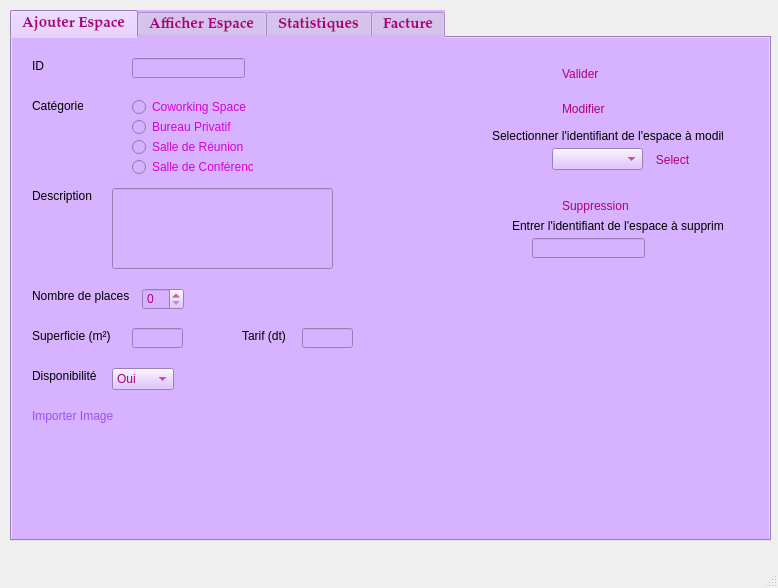
First picture: the form in mainwindow.ui, repository hindkh21/Smart_Coworking_Space_2A30, before the edit.
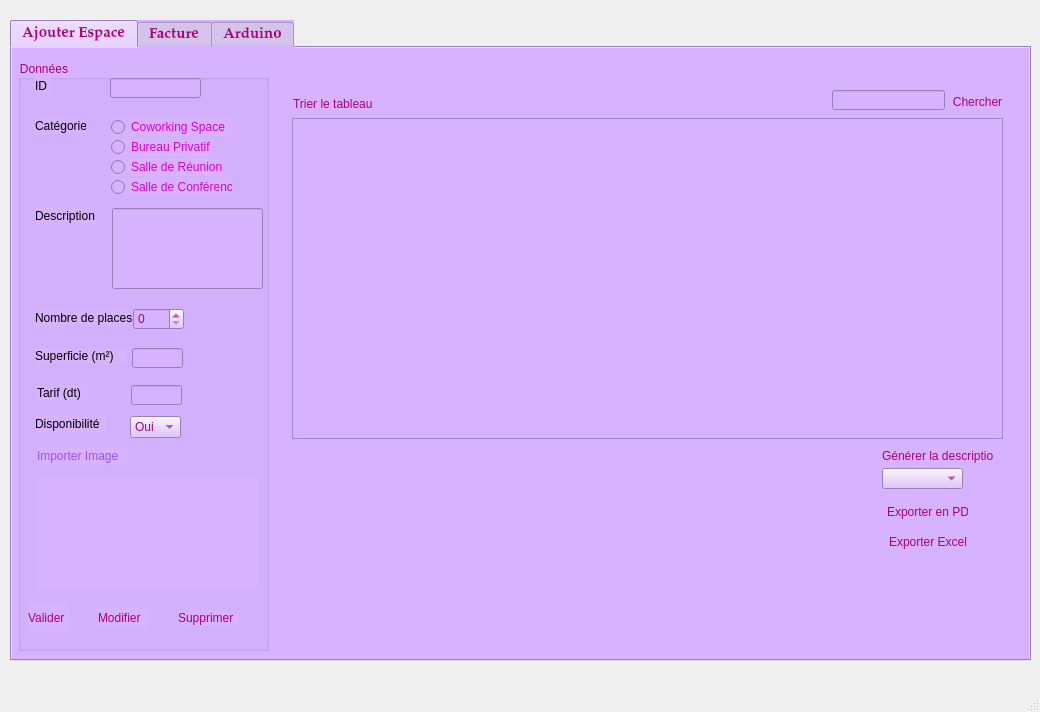
Second picture: the form after the edit. The open tabs and pages were chosen to show the change. Icons and pictures are not drawn. Custom widgets are drawn as their Qt base class.

Commit message: validation arduino

The edit to the form file:
```diff
--- a/mainwindow.ui
+++ b/mainwindow.ui
@@ -6,8 +6,8 @@
    <rect>
     <x>0</x>
     <y>0</y>
-    <width>778</width>
-    <height>588</height>
+    <width>1040</width>
+    <height>712</height>
    </rect>
   </property>
   <property name="windowTitle">
@@ -18,9 +18,9 @@
     <property name="geometry">
      <rect>
       <x>10</x>
-      <y>10</y>
-      <width>761</width>
-      <height>531</height>
+      <y>20</y>
+      <width>1021</width>
+      <height>641</height>
      </rect>
     </property>
     <property name="font">
@@ -36,7 +36,7 @@
 color: rgb(170, 0, 127);</string>
     </property>
     <property name="currentIndex">
-     <number>2</number>
+     <number>0</number>
     </property>
     <widget class="QWidget" name="tab">
      <property name="styleSheet">
@@ -48,536 +48,40 @@
      <attribute name="title">
       <string>Ajouter Espace</string>
      </attribute>
-     <widget class="QLabel" name="label">
+     <widget class="QTableView" name="tableView_espace">
       <property name="geometry">
        <rect>
-        <x>20</x>
-        <y>20</y>
-        <width>16</width>
-        <height>16</height>
-       </rect>
-      </property>
-      <property name="font">
-       <font>
-        <pointsize>9</pointsize>
-       </font>
-      </property>
-      <property name="styleSheet">
-       <string notr="true">color: rgb(0, 0, 0);</string>
-      </property>
-      <property name="text">
-       <string>ID</string>
-      </property>
-     </widget>
-     <widget class="QLabel" name="label_2">
-      <property name="geometry">
-       <rect>
-        <x>20</x>
-        <y>60</y>
-        <width>51</width>
-        <height>16</height>
-       </rect>
-      </property>
-      <property name="font">
-       <font>
-        <pointsize>9</pointsize>
-       </font>
-      </property>
-      <property name="styleSheet">
-       <string notr="true">color: rgb(0, 0, 0);</string>
-      </property>
-      <property name="text">
-       <string>Catégorie</string>
-      </property>
-     </widget>
-     <widget class="QLabel" name="label_3">
-      <property name="geometry">
-       <rect>
-        <x>20</x>
-        <y>150</y>
-        <width>61</width>
-        <height>16</height>
-       </rect>
-      </property>
-      <property name="font">
-       <font>
-        <pointsize>9</pointsize>
-       </font>
-      </property>
-      <property name="styleSheet">
-       <string notr="true">color: rgb(0, 0, 0);</string>
-      </property>
-      <property name="text">
-       <string>Description</string>
-      </property>
-     </widget>
-     <widget class="QLabel" name="label_4">
-      <property name="geometry">
-       <rect>
-        <x>20</x>
-        <y>250</y>
-        <width>101</width>
-        <height>16</height>
-       </rect>
-      </property>
-      <property name="font">
-       <font>
-        <pointsize>9</pointsize>
-       </font>
-      </property>
-      <property name="styleSheet">
-       <string notr="true">color: rgb(0, 0, 0);</string>
-      </property>
-      <property name="text">
-       <string>Nombre de places</string>
-      </property>
-     </widget>
-     <widget class="QLabel" name="label_5">
-      <property name="geometry">
-       <rect>
-        <x>20</x>
-        <y>290</y>
-        <width>91</width>
-        <height>16</height>
-       </rect>
-      </property>
-      <property name="font">
-       <font>
-        <pointsize>9</pointsize>
-       </font>
-      </property>
-      <property name="styleSheet">
-       <string notr="true">color: rgb(0, 0, 0);</string>
-      </property>
-      <property name="text">
-       <string>Superficie (m²)</string>
-      </property>
-     </widget>
-     <widget class="QLabel" name="label_6">
-      <property name="geometry">
-       <rect>
-        <x>230</x>
-        <y>290</y>
-        <width>51</width>
-        <height>16</height>
-       </rect>
-      </property>
-      <property name="font">
-       <font>
-        <pointsize>9</pointsize>
-       </font>
-      </property>
-      <property name="styleSheet">
-       <string notr="true">color: rgb(0, 0, 0);</string>
-      </property>
-      <property name="text">
-       <string>Tarif (dt)</string>
-      </property>
-     </widget>
-     <widget class="QLabel" name="label_7">
-      <property name="geometry">
-       <rect>
-        <x>20</x>
-        <y>330</y>
-        <width>71</width>
-        <height>16</height>
-       </rect>
-      </property>
-      <property name="font">
-       <font>
-        <pointsize>9</pointsize>
-       </font>
-      </property>
-      <property name="styleSheet">
-       <string notr="true">color: rgb(0, 0, 0);</string>
-      </property>
-      <property name="text">
-       <string>Disponibilité</string>
-      </property>
-     </widget>
-     <widget class="QLabel" name="label_8">
-      <property name="geometry">
-       <rect>
-        <x>20</x>
-        <y>370</y>
-        <width>91</width>
-        <height>16</height>
-       </rect>
-      </property>
-      <property name="font">
-       <font>
-        <pointsize>9</pointsize>
-       </font>
-      </property>
-      <property name="styleSheet">
-       <string notr="true">color: rgb(160, 80, 240);</string>
-      </property>
-      <property name="text">
-       <string>Importer Image</string>
-      </property>
-     </widget>
-     <widget class="QLineEdit" name="lineEdit">
-      <property name="geometry">
-       <rect>
-        <x>120</x>
-        <y>20</y>
-        <width>113</width>
-        <height>20</height>
-       </rect>
-      </property>
-     </widget>
-     <widget class="QLineEdit" name="lineEdit_2">
-      <property name="geometry">
-       <rect>
-        <x>100</x>
-        <y>150</y>
-        <width>221</width>
-        <height>81</height>
-       </rect>
-      </property>
-     </widget>
-     <widget class="QRadioButton" name="radioButton">
-      <property name="geometry">
-       <rect>
-        <x>120</x>
-        <y>60</y>
-        <width>121</width>
-        <height>18</height>
-       </rect>
-      </property>
-      <property name="styleSheet">
-       <string notr="true">color: rgb(216, 0, 216);</string>
-      </property>
-      <property name="text">
-       <string>Coworking Space</string>
-      </property>
-     </widget>
-     <widget class="QRadioButton" name="radioButton_2">
-      <property name="geometry">
-       <rect>
-        <x>120</x>
-        <y>80</y>
-        <width>101</width>
-        <height>18</height>
-       </rect>
-      </property>
-      <property name="styleSheet">
-       <string notr="true">color: rgb(216, 0, 216);</string>
-      </property>
-      <property name="text">
-       <string>Bureau Privatif</string>
-      </property>
-     </widget>
-     <widget class="QRadioButton" name="radioButton_3">
-      <property name="geometry">
-       <rect>
-        <x>120</x>
-        <y>100</y>
-        <width>111</width>
-        <height>18</height>
-       </rect>
-      </property>
-      <property name="styleSheet">
-       <string notr="true">color: rgb(216, 0, 216);</string>
-      </property>
-      <property name="text">
-       <string>Salle de Réunion</string>
-      </property>
-     </widget>
-     <widget class="QLineEdit" name="lineEdit_3">
-      <property name="geometry">
-       <rect>
-        <x>120</x>
-        <y>290</y>
-        <width>51</width>
-        <height>20</height>
-       </rect>
-      </property>
-     </widget>
-     <widget class="QLineEdit" name="lineEdit_4">
-      <property name="geometry">
-       <rect>
-        <x>290</x>
-        <y>290</y>
-        <width>51</width>
-        <height>20</height>
-       </rect>
-      </property>
-     </widget>
-     <widget class="QSpinBox" name="spinBox">
-      <property name="geometry">
-       <rect>
-        <x>130</x>
-        <y>250</y>
-        <width>42</width>
-        <height>22</height>
-       </rect>
-      </property>
-     </widget>
-     <widget class="QComboBox" name="comboBox">
-      <property name="geometry">
-       <rect>
-        <x>100</x>
-        <y>330</y>
-        <width>62</width>
-        <height>22</height>
-       </rect>
-      </property>
-      <item>
-       <property name="text">
-        <string>Oui</string>
-       </property>
-      </item>
-      <item>
-       <property name="text">
-        <string>Non</string>
-       </property>
-      </item>
-     </widget>
-     <widget class="QPushButton" name="ajouter_pb">
-      <property name="geometry">
-       <rect>
-        <x>600</x>
-        <y>20</y>
-        <width>41</width>
-        <height>31</height>
-       </rect>
-      </property>
-      <property name="styleSheet">
-       <string notr="true"/>
-      </property>
-      <property name="text">
-       <string/>
-      </property>
-      <property name="icon">
-       <iconset>
-        <normaloff>../../Bureau/2A/Projet c++/valider.png</normaloff>../../Bureau/2A/Projet c++/valider.png</iconset>
-      </property>
-     </widget>
-     <widget class="QPushButton" name="modif_pb">
-      <property name="geometry">
-       <rect>
-        <x>600</x>
-        <y>50</y>
-        <width>41</width>
-        <height>41</height>
-       </rect>
-      </property>
-      <property name="text">
-       <string/>
-      </property>
-      <property name="icon">
-       <iconset>
-        <normaloff>../../Bureau/2A/Projet c++/modifier.png</normaloff>../../Bureau/2A/Projet c++/modifier.png</iconset>
-      </property>
-     </widget>
-     <widget class="QPushButton" name="supr_pb">
-      <property name="geometry">
-       <rect>
-        <x>640</x>
-        <y>190</y>
-        <width>41</width>
-        <height>41</height>
-       </rect>
-      </property>
-      <property name="styleSheet">
-       <string notr="true"/>
-      </property>
-      <property name="text">
-       <string/>
-      </property>
-      <property name="icon">
-       <iconset>
-        <normaloff>../../Bureau/2A/Projet c++/suprimer.png</normaloff>../../Bureau/2A/Projet c++/suprimer.png</iconset>
-      </property>
-     </widget>
-     <widget class="QPushButton" name="upload_pb">
-      <property name="geometry">
-       <rect>
-        <x>110</x>
-        <y>370</y>
-        <width>31</width>
-        <height>23</height>
-       </rect>
-      </property>
-      <property name="text">
-       <string/>
-      </property>
-      <property name="icon">
-       <iconset>
-        <normaloff>../../Bureau/2A/Projet c++/importer.png</normaloff>../../Bureau/2A/Projet c++/importer.png</iconset>
-      </property>
-     </widget>
-     <widget class="QLabel" name="label_9">
-      <property name="geometry">
-       <rect>
-        <x>550</x>
-        <y>20</y>
-        <width>41</width>
-        <height>31</height>
-       </rect>
-      </property>
-      <property name="font">
-       <font>
-        <pointsize>9</pointsize>
-       </font>
-      </property>
-      <property name="text">
-       <string>Valider</string>
-      </property>
-     </widget>
-     <widget class="QLabel" name="label_10">
-      <property name="geometry">
-       <rect>
-        <x>550</x>
-        <y>60</y>
-        <width>51</width>
-        <height>21</height>
-       </rect>
-      </property>
-      <property name="font">
-       <font>
-        <pointsize>9</pointsize>
-       </font>
-      </property>
-      <property name="text">
-       <string>Modifier</string>
-      </property>
-     </widget>
-     <widget class="QLabel" name="label_11">
-      <property name="geometry">
-       <rect>
-        <x>550</x>
-        <y>160</y>
-        <width>71</width>
-        <height>16</height>
-       </rect>
-      </property>
-      <property name="font">
-       <font>
-        <pointsize>9</pointsize>
-       </font>
-      </property>
-      <property name="text">
-       <string>Suppression</string>
-      </property>
-     </widget>
-     <widget class="QLineEdit" name="lineEdit_8">
-      <property name="geometry">
-       <rect>
-        <x>520</x>
-        <y>200</y>
-        <width>113</width>
-        <height>20</height>
-       </rect>
-      </property>
-     </widget>
-     <widget class="QLabel" name="label_21">
-      <property name="geometry">
-       <rect>
-        <x>500</x>
-        <y>180</y>
-        <width>211</width>
-        <height>16</height>
-       </rect>
-      </property>
-      <property name="styleSheet">
-       <string notr="true">color: rgb(0, 0, 0);</string>
-      </property>
-      <property name="text">
-       <string>Entrer l'identifiant de l'espace à supprimer:</string>
-      </property>
-     </widget>
-     <widget class="QRadioButton" name="radioButton_4">
-      <property name="geometry">
-       <rect>
-        <x>120</x>
-        <y>120</y>
-        <width>121</width>
-        <height>18</height>
-       </rect>
-      </property>
-      <property name="styleSheet">
-       <string notr="true">color: rgb(216, 0, 216);</string>
-      </property>
-      <property name="text">
-       <string>Salle de Conférence</string>
-      </property>
-     </widget>
-     <widget class="QLabel" name="lbl_image">
-      <property name="geometry">
-       <rect>
-        <x>360</x>
-        <y>240</y>
-        <width>371</width>
-        <height>231</height>
-       </rect>
-      </property>
-      <property name="text">
-       <string/>
-      </property>
-     </widget>
-     <widget class="QComboBox" name="Modifier_cher">
-      <property name="geometry">
-       <rect>
-        <x>540</x>
-        <y>110</y>
-        <width>91</width>
-        <height>22</height>
-       </rect>
-      </property>
-     </widget>
-     <widget class="QLabel" name="label_12">
-      <property name="geometry">
-       <rect>
-        <x>480</x>
-        <y>90</y>
-        <width>231</width>
-        <height>16</height>
-       </rect>
-      </property>
-      <property name="styleSheet">
-       <string notr="true">color: rgb(0, 0, 0);</string>
-      </property>
-      <property name="text">
-       <string>Selectionner l'identifiant de l'espace à modifier</string>
-      </property>
-     </widget>
-     <widget class="QPushButton" name="pushButton_2">
-      <property name="geometry">
-       <rect>
-        <x>640</x>
-        <y>110</y>
-        <width>41</width>
-        <height>23</height>
-       </rect>
-      </property>
-      <property name="text">
-       <string>Select</string>
-      </property>
-     </widget>
-    </widget>
-    <widget class="QWidget" name="tab_2">
-     <attribute name="title">
-      <string>Afficher Espace</string>
-     </attribute>
-     <widget class="QTableView" name="tableView">
-      <property name="geometry">
-       <rect>
-        <x>10</x>
-        <y>40</y>
-        <width>731</width>
+        <x>280</x>
+        <y>70</y>
+        <width>711</width>
         <height>321</height>
        </rect>
       </property>
      </widget>
+     <widget class="QPushButton" name="Excel_pb">
+      <property name="geometry">
+       <rect>
+        <x>955</x>
+        <y>484</y>
+        <width>31</width>
+        <height>21</height>
+       </rect>
+      </property>
+      <property name="text">
+       <string/>
+      </property>
+      <property name="icon">
+       <iconset>
+        <normaloff>../../Bureau/2A/Projet c++/excel.png</normaloff>../../Bureau/2A/Projet c++/excel.png</iconset>
+      </property>
+     </widget>
      <widget class="QPushButton" name="PDF_pb">
       <property name="geometry">
        <rect>
-        <x>100</x>
-        <y>370</y>
+        <x>955</x>
+        <y>454</y>
         <width>31</width>
-        <height>31</height>
+        <height>21</height>
        </rect>
       </property>
       <property name="styleSheet">
@@ -591,31 +95,24 @@
         <normaloff>../../Bureau/2A/Projet c++/pdf.png</normaloff>../../Bureau/2A/Projet c++/pdf.png</iconset>
       </property>
      </widget>
-     <widget class="QPushButton" name="tri_pb">
+     <widget class="QLabel" name="label_13">
       <property name="geometry">
        <rect>
-        <x>100</x>
-        <y>10</y>
-        <width>21</width>
-        <height>21</height>
+        <x>870</x>
+        <y>400</y>
+        <width>111</width>
+        <height>16</height>
        </rect>
       </property>
-      <property name="styleSheet">
-       <string notr="true"/>
-      </property>
       <property name="text">
-       <string/>
-      </property>
-      <property name="icon">
-       <iconset>
-        <normaloff>../../Bureau/2A/Projet c++/trier.png</normaloff>../../Bureau/2A/Projet c++/trier.png</iconset>
+       <string>Générer la description</string>
       </property>
      </widget>
      <widget class="QLabel" name="label_19">
       <property name="geometry">
        <rect>
-        <x>20</x>
-        <y>370</y>
+        <x>875</x>
+        <y>456</y>
         <width>81</width>
         <height>16</height>
        </rect>
@@ -624,11 +121,28 @@
        <string>Exporter en PDF</string>
       </property>
      </widget>
+     <widget class="QPushButton" name="Descr_pb">
+      <property name="geometry">
+       <rect>
+        <x>960</x>
+        <y>420</y>
+        <width>21</width>
+        <height>21</height>
+       </rect>
+      </property>
+      <property name="text">
+       <string/>
+      </property>
+      <property name="icon">
+       <iconset>
+        <normaloff>../../Bureau/2A/Projet c++/descr.png</normaloff>../../Bureau/2A/Projet c++/descr.png</iconset>
+      </property>
+     </widget>
      <widget class="QLabel" name="label_20">
       <property name="geometry">
        <rect>
-        <x>20</x>
-        <y>10</y>
+        <x>281</x>
+        <y>45</y>
         <width>81</width>
         <height>21</height>
        </rect>
@@ -637,11 +151,44 @@
        <string>Trier le tableau</string>
       </property>
      </widget>
+     <widget class="QPushButton" name="tri_pb">
+      <property name="geometry">
+       <rect>
+        <x>359</x>
+        <y>45</y>
+        <width>21</width>
+        <height>21</height>
+       </rect>
+      </property>
+      <property name="styleSheet">
+       <string notr="true"/>
+      </property>
+      <property name="text">
+       <string/>
+      </property>
+      <property name="icon">
+       <iconset>
+        <normaloff>../../Bureau/2A/Projet c++/trier.png</normaloff>../../Bureau/2A/Projet c++/trier.png</iconset>
+      </property>
+     </widget>
+     <widget class="QLabel" name="label_16">
+      <property name="geometry">
+       <rect>
+        <x>877</x>
+        <y>486</y>
+        <width>81</width>
+        <height>16</height>
+       </rect>
+      </property>
+      <property name="text">
+       <string>Exporter Excel</string>
+      </property>
+     </widget>
      <widget class="QPushButton" name="chercher_pb">
       <property name="geometry">
        <rect>
-        <x>680</x>
-        <y>10</y>
+        <x>940</x>
+        <y>42</y>
         <width>51</width>
         <height>23</height>
        </rect>
@@ -650,101 +197,492 @@
        <string>Chercher</string>
       </property>
      </widget>
-     <widget class="QLineEdit" name="chercher_line">
-      <property name="geometry">
-       <rect>
-        <x>560</x>
-        <y>10</y>
-        <width>113</width>
-        <height>20</height>
-       </rect>
-      </property>
-     </widget>
-     <widget class="QPushButton" name="Descr_pb">
-      <property name="geometry">
-       <rect>
-        <x>710</x>
-        <y>390</y>
-        <width>31</width>
-        <height>31</height>
-       </rect>
-      </property>
-      <property name="text">
-       <string/>
-      </property>
-      <property name="icon">
-       <iconset>
-        <normaloff>../../Bureau/2A/Projet c++/descr.png</normaloff>../../Bureau/2A/Projet c++/descr.png</iconset>
-      </property>
-     </widget>
      <widget class="QComboBox" name="ComboBox_Descr">
       <property name="geometry">
        <rect>
-        <x>620</x>
-        <y>390</y>
-        <width>81</width>
-        <height>21</height>
-       </rect>
-      </property>
-     </widget>
-     <widget class="QLabel" name="label_13">
-      <property name="geometry">
-       <rect>
-        <x>620</x>
-        <y>370</y>
-        <width>111</width>
-        <height>16</height>
-       </rect>
-      </property>
-      <property name="text">
-       <string>Générer la description</string>
-      </property>
-     </widget>
-     <widget class="QLabel" name="label_16">
-      <property name="geometry">
-       <rect>
-        <x>20</x>
+        <x>870</x>
         <y>420</y>
         <width>81</width>
-        <height>16</height>
+        <height>21</height>
        </rect>
       </property>
-      <property name="text">
-       <string>Exporter Excel</string>
-      </property>
      </widget>
-     <widget class="QPushButton" name="Excel_pb">
+     <widget class="QLineEdit" name="chercher_line">
       <property name="geometry">
        <rect>
-        <x>100</x>
-        <y>410</y>
-        <width>31</width>
-        <height>31</height>
+        <x>820</x>
+        <y>42</y>
+        <width>113</width>
+        <height>20</height>
        </rect>
       </property>
-      <property name="text">
-       <string/>
-      </property>
-      <property name="icon">
-       <iconset>
-        <normaloff>../../Bureau/2A/Projet c++/excel.png</normaloff>../../Bureau/2A/Projet c++/excel.png</iconset>
-      </property>
      </widget>
-    </widget>
-    <widget class="QWidget" name="tab_3">
-     <attribute name="title">
-      <string>Statistiques</string>
-     </attribute>
      <widget class="QCustomPlot" name="customplot" native="true">
       <property name="geometry">
        <rect>
-        <x>20</x>
-        <y>30</y>
-        <width>691</width>
-        <height>351</height>
+        <x>280</x>
+        <y>410</y>
+        <width>561</width>
+        <height>191</height>
        </rect>
       </property>
      </widget>
+     <widget class="QGroupBox" name="groupBox_don_espaces">
+      <property name="geometry">
+       <rect>
+        <x>6</x>
+        <y>12</y>
+        <width>251</width>
+        <height>591</height>
+       </rect>
+      </property>
+      <property name="title">
+       <string>Données</string>
+      </property>
+      <widget class="QLabel" name="label_4">
+       <property name="geometry">
+        <rect>
+         <x>17</x>
+         <y>250</y>
+         <width>101</width>
+         <height>16</height>
+        </rect>
+       </property>
+       <property name="font">
+        <font>
+         <pointsize>9</pointsize>
+        </font>
+       </property>
+       <property name="styleSheet">
+        <string notr="true">color: rgb(0, 0, 0);</string>
+       </property>
+       <property name="text">
+        <string>Nombre de places</string>
+       </property>
+      </widget>
+      <widget class="QLineEdit" name="le_id_espace">
+       <property name="geometry">
+        <rect>
+         <x>92</x>
+         <y>18</y>
+         <width>91</width>
+         <height>20</height>
+        </rect>
+       </property>
+      </widget>
+      <widget class="QRadioButton" name="radioButton_3_espace">
+       <property name="geometry">
+        <rect>
+         <x>93</x>
+         <y>98</y>
+         <width>111</width>
+         <height>18</height>
+        </rect>
+       </property>
+       <property name="styleSheet">
+        <string notr="true">color: rgb(216, 0, 216);</string>
+       </property>
+       <property name="text">
+        <string>Salle de Réunion</string>
+       </property>
+      </widget>
+      <widget class="QLabel" name="label_2">
+       <property name="geometry">
+        <rect>
+         <x>17</x>
+         <y>58</y>
+         <width>51</width>
+         <height>16</height>
+        </rect>
+       </property>
+       <property name="font">
+        <font>
+         <pointsize>9</pointsize>
+        </font>
+       </property>
+       <property name="styleSheet">
+        <string notr="true">color: rgb(0, 0, 0);</string>
+       </property>
+       <property name="text">
+        <string>Catégorie</string>
+       </property>
+      </widget>
+      <widget class="QLineEdit" name="le_descr_espace">
+       <property name="geometry">
+        <rect>
+         <x>94</x>
+         <y>148</y>
+         <width>151</width>
+         <height>81</height>
+        </rect>
+       </property>
+      </widget>
+      <widget class="QLabel" name="label_26">
+       <property name="geometry">
+        <rect>
+         <x>19</x>
+         <y>325</y>
+         <width>51</width>
+         <height>16</height>
+        </rect>
+       </property>
+       <property name="font">
+        <font>
+         <pointsize>9</pointsize>
+        </font>
+       </property>
+       <property name="styleSheet">
+        <string notr="true">color: rgb(0, 0, 0);</string>
+       </property>
+       <property name="text">
+        <string>Tarif (dt)</string>
+       </property>
+      </widget>
+      <widget class="QComboBox" name="comboBox_espace">
+       <property name="geometry">
+        <rect>
+         <x>112</x>
+         <y>356</y>
+         <width>51</width>
+         <height>22</height>
+        </rect>
+       </property>
+       <item>
+        <property name="text">
+         <string>Oui</string>
+        </property>
+       </item>
+       <item>
+        <property name="text">
+         <string>Non</string>
+        </property>
+       </item>
+      </widget>
+      <widget class="QLabel" name="label_5">
+       <property name="geometry">
+        <rect>
+         <x>17</x>
+         <y>288</y>
+         <width>91</width>
+         <height>16</height>
+        </rect>
+       </property>
+       <property name="font">
+        <font>
+         <pointsize>9</pointsize>
+        </font>
+       </property>
+       <property name="styleSheet">
+        <string notr="true">color: rgb(0, 0, 0);</string>
+       </property>
+       <property name="text">
+        <string>Superficie (m²)</string>
+       </property>
+      </widget>
+      <widget class="QLineEdit" name="le_supr_espace">
+       <property name="geometry">
+        <rect>
+         <x>114</x>
+         <y>288</y>
+         <width>51</width>
+         <height>20</height>
+        </rect>
+       </property>
+      </widget>
+      <widget class="QLabel" name="label_8">
+       <property name="geometry">
+        <rect>
+         <x>19</x>
+         <y>388</y>
+         <width>91</width>
+         <height>16</height>
+        </rect>
+       </property>
+       <property name="font">
+        <font>
+         <pointsize>9</pointsize>
+        </font>
+       </property>
+       <property name="styleSheet">
+        <string notr="true">color: rgb(160, 80, 240);</string>
+       </property>
+       <property name="text">
+        <string>Importer Image</string>
+       </property>
+      </widget>
+      <widget class="QLabel" name="label_3">
+       <property name="geometry">
+        <rect>
+         <x>17</x>
+         <y>148</y>
+         <width>61</width>
+         <height>16</height>
+        </rect>
+       </property>
+       <property name="font">
+        <font>
+         <pointsize>9</pointsize>
+        </font>
+       </property>
+       <property name="styleSheet">
+        <string notr="true">color: rgb(0, 0, 0);</string>
+       </property>
+       <property name="text">
+        <string>Description</string>
+       </property>
+      </widget>
+      <widget class="QLabel" name="label">
+       <property name="geometry">
+        <rect>
+         <x>17</x>
+         <y>18</y>
+         <width>16</width>
+         <height>16</height>
+        </rect>
+       </property>
+       <property name="font">
+        <font>
+         <pointsize>9</pointsize>
+        </font>
+       </property>
+       <property name="styleSheet">
+        <string notr="true">color: rgb(0, 0, 0);</string>
+       </property>
+       <property name="text">
+        <string>ID</string>
+       </property>
+      </widget>
+      <widget class="QLabel" name="lbl_image">
+       <property name="geometry">
+        <rect>
+         <x>19</x>
+         <y>418</y>
+         <width>221</width>
+         <height>111</height>
+        </rect>
+       </property>
+       <property name="text">
+        <string/>
+       </property>
+      </widget>
+      <widget class="QRadioButton" name="radioButton_espace">
+       <property name="geometry">
+        <rect>
+         <x>93</x>
+         <y>58</y>
+         <width>121</width>
+         <height>18</height>
+        </rect>
+       </property>
+       <property name="styleSheet">
+        <string notr="true">color: rgb(216, 0, 216);</string>
+       </property>
+       <property name="text">
+        <string>Coworking Space</string>
+       </property>
+      </widget>
+      <widget class="QLabel" name="label_7">
+       <property name="geometry">
+        <rect>
+         <x>17</x>
+         <y>356</y>
+         <width>71</width>
+         <height>16</height>
+        </rect>
+       </property>
+       <property name="font">
+        <font>
+         <pointsize>9</pointsize>
+        </font>
+       </property>
+       <property name="styleSheet">
+        <string notr="true">color: rgb(0, 0, 0);</string>
+       </property>
+       <property name="text">
+        <string>Disponibilité</string>
+       </property>
+      </widget>
+      <widget class="QPushButton" name="upload_pb">
+       <property name="geometry">
+        <rect>
+         <x>109</x>
+         <y>388</y>
+         <width>31</width>
+         <height>23</height>
+        </rect>
+       </property>
+       <property name="text">
+        <string/>
+       </property>
+       <property name="icon">
+        <iconset>
+         <normaloff>../../Bureau/2A/Projet c++/importer.png</normaloff>../../Bureau/2A/Projet c++/importer.png</iconset>
+       </property>
+      </widget>
+      <widget class="QSpinBox" name="spinBox_nbplaces">
+       <property name="geometry">
+        <rect>
+         <x>115</x>
+         <y>248</y>
+         <width>51</width>
+         <height>22</height>
+        </rect>
+       </property>
+      </widget>
+      <widget class="QLineEdit" name="le_tarif_espace">
+       <property name="geometry">
+        <rect>
+         <x>113</x>
+         <y>325</y>
+         <width>51</width>
+         <height>20</height>
+        </rect>
+       </property>
+      </widget>
+      <widget class="QRadioButton" name="radioButton_2_espace">
+       <property name="geometry">
+        <rect>
+         <x>93</x>
+         <y>78</y>
+         <width>101</width>
+         <height>18</height>
+        </rect>
+       </property>
+       <property name="styleSheet">
+        <string notr="true">color: rgb(216, 0, 216);</string>
+       </property>
+       <property name="text">
+        <string>Bureau Privatif</string>
+       </property>
+      </widget>
+      <widget class="QRadioButton" name="radioButton_4_espace">
+       <property name="geometry">
+        <rect>
+         <x>93</x>
+         <y>118</y>
+         <width>121</width>
+         <height>18</height>
+        </rect>
+       </property>
+       <property name="styleSheet">
+        <string notr="true">color: rgb(216, 0, 216);</string>
+       </property>
+       <property name="text">
+        <string>Salle de Conférence</string>
+       </property>
+      </widget>
+      <widget class="QPushButton" name="modif_pb">
+       <property name="geometry">
+        <rect>
+         <x>119</x>
+         <y>538</y>
+         <width>41</width>
+         <height>41</height>
+        </rect>
+       </property>
+       <property name="text">
+        <string/>
+       </property>
+       <property name="icon">
+        <iconset>
+         <normaloff>../../Bureau/2A/Projet c++/modifier.png</normaloff>../../Bureau/2A/Projet c++/modifier.png</iconset>
+       </property>
+      </widget>
+      <widget class="QPushButton" name="ajouter_pb">
+       <property name="geometry">
+        <rect>
+         <x>40</x>
+         <y>542</y>
+         <width>41</width>
+         <height>31</height>
+        </rect>
+       </property>
+       <property name="styleSheet">
+        <string notr="true"/>
+       </property>
+       <property name="text">
+        <string/>
+       </property>
+       <property name="icon">
+        <iconset>
+         <normaloff>../../Bureau/2A/Projet c++/valider.png</normaloff>../../Bureau/2A/Projet c++/valider.png</iconset>
+       </property>
+      </widget>
+      <widget class="QLabel" name="label_11">
+       <property name="geometry">
+        <rect>
+         <x>160</x>
+         <y>550</y>
+         <width>61</width>
+         <height>16</height>
+        </rect>
+       </property>
+       <property name="font">
+        <font>
+         <pointsize>9</pointsize>
+        </font>
+       </property>
+       <property name="text">
+        <string>Supprimer</string>
+       </property>
+      </widget>
+      <widget class="QPushButton" name="supr_pb">
+       <property name="geometry">
+        <rect>
+         <x>211</x>
+         <y>543</y>
+         <width>31</width>
+         <height>31</height>
+        </rect>
+       </property>
+       <property name="styleSheet">
+        <string notr="true"/>
+       </property>
+       <property name="text">
+        <string/>
+       </property>
+       <property name="icon">
+        <iconset>
+         <normaloff>../../Bureau/2A/Projet c++/suprimer.png</normaloff>../../Bureau/2A/Projet c++/suprimer.png</iconset>
+       </property>
+      </widget>
+      <widget class="QLabel" name="label_10">
+       <property name="geometry">
+        <rect>
+         <x>80</x>
+         <y>547</y>
+         <width>51</width>
+         <height>21</height>
+        </rect>
+       </property>
+       <property name="font">
+        <font>
+         <pointsize>9</pointsize>
+        </font>
+       </property>
+       <property name="text">
+        <string>Modifier</string>
+       </property>
+      </widget>
+      <widget class="QLabel" name="label_9">
+       <property name="geometry">
+        <rect>
+         <x>10</x>
+         <y>542</y>
+         <width>41</width>
+         <height>31</height>
+        </rect>
+       </property>
+       <property name="font">
+        <font>
+         <pointsize>9</pointsize>
+        </font>
+       </property>
+       <property name="text">
+        <string>Valider</string>
+       </property>
+      </widget>
+     </widget>
     </widget>
     <widget class="QWidget" name="tab_4">
      <attribute name="title">
@@ -753,8 +691,8 @@
      <widget class="QLabel" name="label_14">
       <property name="geometry">
        <rect>
-        <x>240</x>
-        <y>30</y>
+        <x>394</x>
+        <y>70</y>
         <width>231</width>
         <height>16</height>
        </rect>
@@ -770,92 +708,11 @@
        <string>Equipements demandés par le client:</string>
       </property>
      </widget>
-     <widget class="QCheckBox" name="checkBox">
-      <property name="geometry">
-       <rect>
-        <x>260</x>
-        <y>80</y>
-        <width>161</width>
-        <height>18</height>
-       </rect>
-      </property>
-      <property name="styleSheet">
-       <string notr="true">color: rgb(0, 0, 0);</string>
-      </property>
-      <property name="text">
-       <string> Ecran de projection (10dt)</string>
-      </property>
-     </widget>
-     <widget class="QCheckBox" name="checkBox_2">
-      <property name="geometry">
-       <rect>
-        <x>260</x>
-        <y>120</y>
-        <width>191</width>
-        <height>18</height>
-       </rect>
-      </property>
-      <property name="styleSheet">
-       <string notr="true">color: rgb(0, 0, 0);
-</string>
-      </property>
-      <property name="text">
-       <string>Système de visioconférence (20dt)</string>
-      </property>
-     </widget>
-     <widget class="QCheckBox" name="checkBox_3">
-      <property name="geometry">
-       <rect>
-        <x>260</x>
-        <y>160</y>
-        <width>91</width>
-        <height>18</height>
-       </rect>
-      </property>
-      <property name="styleSheet">
-       <string notr="true">color: rgb(0, 0, 0);</string>
-      </property>
-      <property name="text">
-       <string> Tableau (5dt)</string>
-      </property>
-     </widget>
-     <widget class="QCheckBox" name="checkBox_4">
-      <property name="geometry">
-       <rect>
-        <x>260</x>
-        <y>200</y>
-        <width>101</width>
-        <height>18</height>
-       </rect>
-      </property>
-      <property name="styleSheet">
-       <string notr="true">color: rgb(0, 0, 0);</string>
-      </property>
-      <property name="text">
-       <string>Flip chart (5dt)</string>
-      </property>
-     </widget>
-     <widget class="QCheckBox" name="checkBox_5">
-      <property name="geometry">
-       <rect>
-        <x>260</x>
-        <y>240</y>
-        <width>141</width>
-        <height>18</height>
-       </rect>
-      </property>
-      <property name="styleSheet">
-       <string notr="true">color: rgb(0, 0, 0);</string>
-      </property>
-      <property name="text">
-       <string>Video projecteur (10dt)</string>
-      </property>
-     </widget>
      <widget class="QPushButton" name="Facture_pb">
       <property name="geometry">
        <rect>
-        <x>300</x>
-        <y>290</y>
+        <x>460</x>
+        <y>420</y>
         <width>111</width>
         <height>23</height>
        </rect>
@@ -867,8 +724,8 @@
      <widget class="QComboBox" name="select_esp">
       <property name="geometry">
        <rect>
-        <x>50</x>
-        <y>120</y>
+        <x>204</x>
+        <y>160</y>
         <width>91</width>
         <height>22</height>
        </rect>
@@ -877,8 +734,8 @@
      <widget class="QLabel" name="label_15">
       <property name="geometry">
        <rect>
-        <x>50</x>
-        <y>100</y>
+        <x>204</x>
+        <y>140</y>
         <width>47</width>
         <height>14</height>
        </rect>
@@ -887,6 +744,207 @@
        <string>Espace:</string>
       </property>
      </widget>
+     <widget class="QGroupBox" name="groupBox">
+      <property name="geometry">
+       <rect>
+        <x>390</x>
+        <y>110</y>
+        <width>241</width>
+        <height>291</height>
+       </rect>
+      </property>
+      <property name="title">
+       <string/>
+      </property>
+      <widget class="QCheckBox" name="checkBox_5_espace">
+       <property name="geometry">
+        <rect>
+         <x>27</x>
+         <y>221</y>
+         <width>141</width>
+         <height>18</height>
+        </rect>
+       </property>
+       <property name="styleSheet">
+        <string notr="true">color: rgb(0, 0, 0);</string>
+       </property>
+       <property name="text">
+        <string>Video projecteur (10dt)</string>
+       </property>
+      </widget>
+      <widget class="QCheckBox" name="checkBox_4_espace">
+       <property name="geometry">
+        <rect>
+         <x>27</x>
+         <y>181</y>
+         <width>101</width>
+         <height>18</height>
+        </rect>
+       </property>
+       <property name="styleSheet">
+        <string notr="true">color: rgb(0, 0, 0);</string>
+       </property>
+       <property name="text">
+        <string>Flip chart (5dt)</string>
+       </property>
+      </widget>
+      <widget class="QCheckBox" name="checkBox_2_espace">
+       <property name="geometry">
+        <rect>
+         <x>27</x>
+         <y>101</y>
+         <width>191</width>
+         <height>18</height>
+        </rect>
+       </property>
+       <property name="styleSheet">
+        <string notr="true">color: rgb(0, 0, 0);
+</string>
+       </property>
+       <property name="text">
+        <string>Système de visioconférence (20dt)</string>
+       </property>
+      </widget>
+      <widget class="QCheckBox" name="checkBox_espace">
+       <property name="geometry">
+        <rect>
+         <x>27</x>
+         <y>61</y>
+         <width>161</width>
+         <height>18</height>
+        </rect>
+       </property>
+       <property name="styleSheet">
+        <string notr="true">color: rgb(0, 0, 0);</string>
+       </property>
+       <property name="text">
+        <string> Ecran de projection (10dt)</string>
+       </property>
+      </widget>
+      <widget class="QCheckBox" name="checkBox_3_espace">
+       <property name="geometry">
+        <rect>
+         <x>27</x>
+         <y>141</y>
+         <width>91</width>
+         <height>18</height>
+        </rect>
+       </property>
+       <property name="styleSheet">
+        <string notr="true">color: rgb(0, 0, 0);</string>
+       </property>
+       <property name="text">
+        <string> Tableau (5dt)</string>
+       </property>
+      </widget>
+     </widget>
+    </widget>
+    <widget class="QWidget" name="tab_2">
+     <attribute name="title">
+      <string>Arduino</string>
+     </attribute>
+     <widget class="QLabel" name="le_buzzer">
+      <property name="geometry">
+       <rect>
+        <x>503</x>
+        <y>114</y>
+        <width>47</width>
+        <height>14</height>
+       </rect>
+      </property>
+      <property name="styleSheet">
+       <string notr="true">font: 11pt &quot;MS Shell Dlg 2&quot;;
+color: rgb(0, 170, 0);</string>
+      </property>
+      <property name="text">
+       <string>OFF</string>
+      </property>
+     </widget>
+     <widget class="QLabel" name="label_31">
+      <property name="geometry">
+       <rect>
+        <x>405</x>
+        <y>112</y>
+        <width>51</width>
+        <height>16</height>
+       </rect>
+      </property>
+      <property name="styleSheet">
+       <string notr="true">font: 11pt &quot;MS Shell Dlg 2&quot;;
+color: rgb(0, 0, 0);</string>
+      </property>
+      <property name="text">
+       <string>Buzzer:</string>
+      </property>
+     </widget>
+     <widget class="QLabel" name="le_lampe">
+      <property name="geometry">
+       <rect>
+        <x>503</x>
+        <y>94</y>
+        <width>47</width>
+        <height>14</height>
+       </rect>
+      </property>
+      <property name="styleSheet">
+       <string notr="true">font: 11pt &quot;MS Shell Dlg 2&quot;;
+color: rgb(0, 170, 0);</string>
+      </property>
+      <property name="text">
+       <string>OFF</string>
+      </property>
+     </widget>
+     <widget class="QLabel" name="le_doesntexist">
+      <property name="geometry">
+       <rect>
+        <x>503</x>
+        <y>74</y>
+        <width>91</width>
+        <height>16</height>
+       </rect>
+      </property>
+      <property name="styleSheet">
+       <string notr="true">font: 11pt &quot;MS Shell Dlg 2&quot;;
+color: rgb(0, 170, 0);</string>
+      </property>
+      <property name="text">
+       <string>Doesnt exist</string>
+      </property>
+     </widget>
+     <widget class="QLabel" name="label_28">
+      <property name="geometry">
+       <rect>
+        <x>403</x>
+        <y>70</y>
+        <width>81</width>
+        <height>20</height>
+       </rect>
+      </property>
+      <property name="styleSheet">
+       <string notr="true">font: 11pt &quot;MS Shell Dlg 2&quot;;
+color: rgb(0, 0, 0);</string>
+      </property>
+      <property name="text">
+       <string>Emergency:</string>
+      </property>
+     </widget>
+     <widget class="QLabel" name="label_29">
+      <property name="geometry">
+       <rect>
+        <x>404</x>
+        <y>90</y>
+        <width>61</width>
+        <height>20</height>
+       </rect>
+      </property>
+      <property name="styleSheet">
+       <string notr="true">font: 11pt &quot;MS Shell Dlg 2&quot;;
+color: rgb(0, 0, 0);</string>
+      </property>
+      <property name="text">
+       <string>Lampe:</string>
+      </property>
+     </widget>
     </widget>
    </widget>
   </widget>
@@ -895,7 +953,7 @@
     <rect>
      <x>0</x>
      <y>0</y>
-     <width>778</width>
+     <width>1040</width>
      <height>22</height>
     </rect>
    </property>
```
The commit also changes 7 other files.
